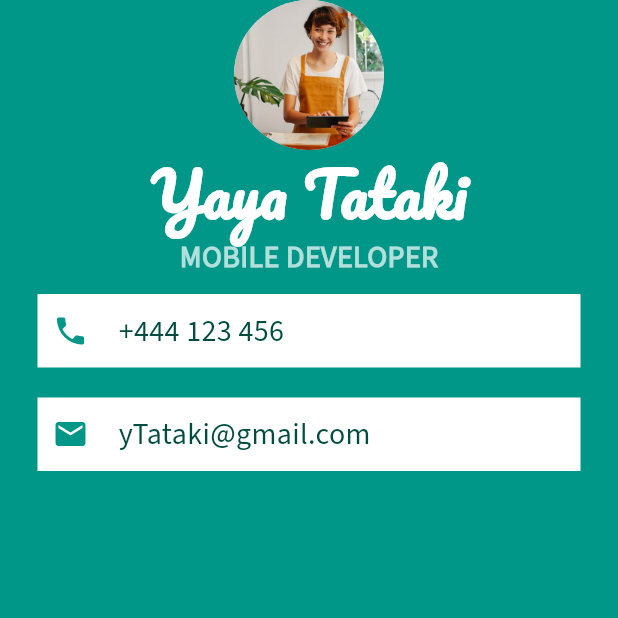
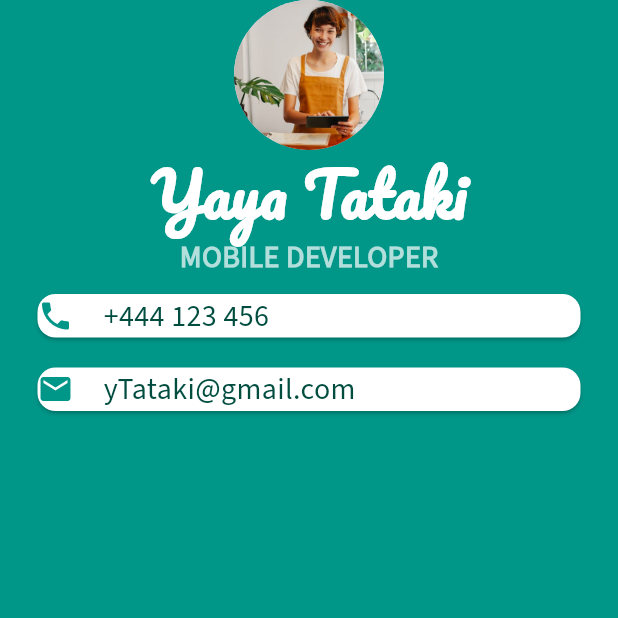
Before and after one commit to Obehi234/e-card-with-flutter, a Flutter app: the screen it shows after launch, on a phone screen of 412 x 824 dp, the top half of it. Run offline on Flutter 3.47's test engine with Material 3 defaults, Android fonts, the phone set to English and light mode, and no system bars.

Commit message:
Swapped out container for card widget

```diff
--- a/lib/main.dart
+++ b/lib/main.dart
@@ -30,9 +30,8 @@ class MyApp extends StatelessWidget {
                     fontSize: 20.0,
                     color: Colors.teal.shade100,
                     fontWeight: FontWeight.bold)),
-            Container(
+            Card(
                 color: Colors.white,
-                padding: const EdgeInsets.all(10.0),
                 margin: const EdgeInsets.symmetric(
                     vertical: 10.0, horizontal: 25.0),
                 child: Row(children: [
@@ -47,9 +46,8 @@ class MyApp extends StatelessWidget {
                           fontFamily: 'SourceSans3',
                           fontSize: 20.0))
                 ])),
-            Container(
+            Card(
                 color: Colors.white,
-                padding: const EdgeInsets.all(10.0),
                 margin: const EdgeInsets.symmetric(
                     vertical: 10.0, horizontal: 25.0),
                 child: Row(children: [
```
